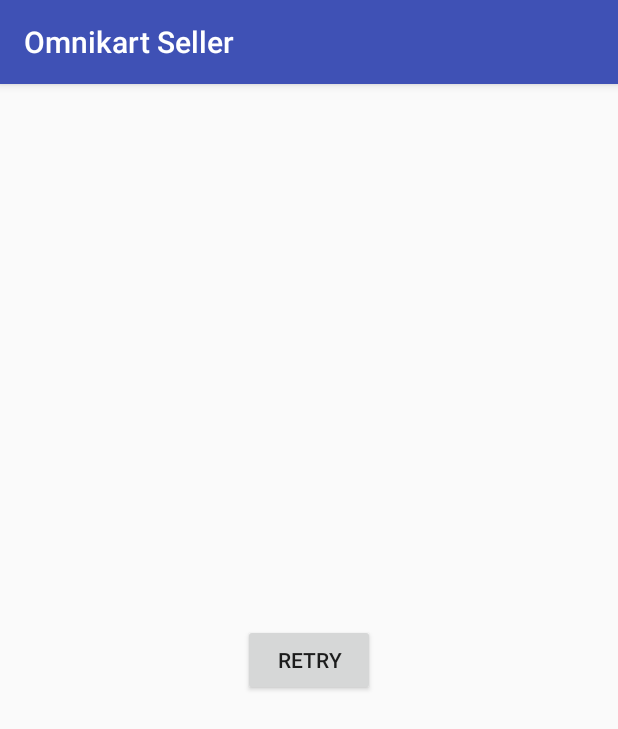
After one commit to omnikart/omnikart_app, an Android app: the Activity_Error screen opened directly, with no data from a screen before it, on a phone screen of 412 x 824 dp. The commit adds this screen. Shown: the top 729 px of the screen. Run offline under Robolectric (Android 15) with nearby library versions, the phone set to English and light mode, and no system bars.

Commit message:
error page

```diff
--- a/app/src/main/AndroidManifest.xml
+++ b/app/src/main/AndroidManifest.xml
@@ -22,6 +22,7 @@
         <activity android:name=".Main_Login_Page"/>
         <activity android:name=".Activity_Listview_Orders"/>
         <activity android:name=".Order_Details"/>
+        <activity android:name=".Activity_Error"/>
     </application>
 
 </manifest>
--- /dev/null
+++ b/app/src/main/java/com/omnikart/www/omnikartseller/Activity_Error.java
@@ -0,0 +1,27 @@
+package com.omnikart.www.omnikartseller;
+
+import android.content.Intent;
+import android.os.Bundle;
+import android.support.v7.app.AppCompatActivity;
+import android.view.View;
+import android.widget.Button;
+
+/**
+ * Created by Yash Gupta on 12-12-2015.
+ */
+public class Activity_Error extends AppCompatActivity {
+    @Override
+    protected void onCreate(Bundle savedInstanceState) {
+        super.onCreate(savedInstanceState);
+        setContentView(R.layout.activity_error_page);
+        Button button_retry  = (Button) findViewById(R.id.button_retry);
+        button_retry.setOnClickListener(new View.OnClickListener() {
+            @Override
+            public void onClick(View v) {
+                Intent intent = new Intent(Activity_Error.this,Main_Activity.class);
+                startActivity(intent);
+                finish();
+            }
+        });
+    }
+}
--- a/app/src/main/java/com/omnikart/www/omnikartseller/Engine/Auth_Token.java
+++ b/app/src/main/java/com/omnikart/www/omnikartseller/Engine/Auth_Token.java
@@ -45,7 +45,7 @@ public class Auth_Token extends AppCompatActivity{
         } catch (JSONException e) {
             e.printStackTrace();
         }
-        JsonObjectRequest jsonObjectRequest = new JsonObjectRequest(Request.Method.POST,url,
+        JsonObjectRequest jsonObjectRequest = new JsonObjectRequest(Request.Method.POST,url,params,
                 new Response.Listener<JSONObject>() {
                     @Override
                     public void onResponse(JSONObject response) {
--- /dev/null
+++ b/app/src/main/res/layout/activity_error_page.xml
@@ -0,0 +1,12 @@
+<?xml version="1.0" encoding="utf-8"?>
+<RelativeLayout xmlns:android="http://schemas.android.com/apk/res/android"
+    android:layout_width="match_parent" android:layout_height="match_parent">
+
+    <Button
+        android:layout_width="wrap_content"
+        android:layout_height="wrap_content"
+        android:text="Retry"
+        android:id="@+id/button_retry"
+        android:layout_centerVertical="true"
+        android:layout_centerHorizontal="true" />
+</RelativeLayout>
--- a/app/src/main/res/layout/main_activity.xml
+++ b/app/src/main/res/layout/main_activity.xml
@@ -1,6 +1,7 @@
 <?xml version="1.0" encoding="utf-8"?>
 <LinearLayout xmlns:android="http://schemas.android.com/apk/res/android"
     android:orientation="vertical" android:layout_width="match_parent"
-    android:layout_height="match_parent">
+    android:layout_height="match_parent"
+    android:background="#9341c2">
 
 </LinearLayout>
```
Also changed, not shown: app/src/main/java/com/omnikart/www/omnikartseller/Helper/Authorization.java (+12 -10 lines), app/src/main/java/com/omnikart/www/omnikartseller/Main_Activity.java (+46 -4 lines), app/src/main/java/com/omnikart/www/omnikartseller/Main_Login_Page.java (+43 -0 lines), app/src/main/java/com/omnikart/www/omnikartseller/Network/Volley/VolleySingleton.java (+58 -1 lines).
